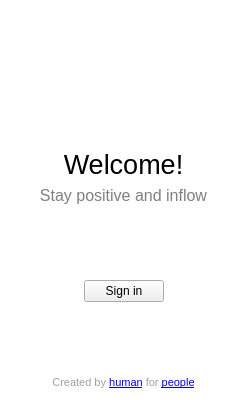
Old version of the form mainwindow.ui in the repository Amixp/flow.
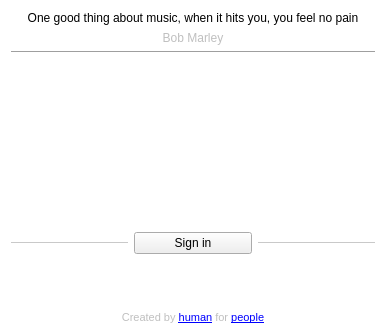
New version of the form. Icons and pictures are not drawn.

Commit message: Completely new design, system tray icon added with basic controls

The edit to the form file:
```diff
--- a/mainwindow.ui
+++ b/mainwindow.ui
@@ -6,8 +6,8 @@
    <rect>
     <x>0</x>
     <y>0</y>
-    <width>247</width>
-    <height>400</height>
+    <width>386</width>
+    <height>335</height>
    </rect>
   </property>
   <property name="windowTitle">
@@ -25,7 +25,53 @@
   <widget class="QWidget" name="centralWidget">
    <layout class="QVBoxLayout" name="verticalLayout">
     <item>
-     <spacer name="verticalSpacer_3">
+     <widget class="QLabel" name="label">
+      <property name="font">
+       <font>
+        <pointsize>9</pointsize>
+       </font>
+      </property>
+      <property name="styleSheet">
+       <string notr="true"/>
+      </property>
+      <property name="text">
+       <string>One good thing about music, when it hits you, you feel no pain</string>
+      </property>
+      <property name="alignment">
+       <set>Qt::AlignCenter</set>
+      </property>
+     </widget>
+    </item>
+    <item>
+     <widget class="QLabel" name="label_2">
+      <property name="font">
+       <font>
+        <italic>false</italic>
+       </font>
+      </property>
+      <property name="styleSheet">
+       <string notr="true">color: #BFBFBF</string>
+      </property>
+      <property name="text">
+       <string>Bob Marley</string>
+      </property>
+      <property name="alignment">
+       <set>Qt::AlignCenter</set>
+      </property>
+     </widget>
+    </item>
+    <item>
+     <widget class="Line" name="line_3">
+      <property name="styleSheet">
+       <string notr="true">color: rgb(201, 201, 201);</string>
+      </property>
+      <property name="orientation">
+       <enum>Qt::Horizontal</enum>
+      </property>
+     </widget>
+    </item>
+    <item>
+     <spacer name="verticalSpacer_4">
       <property name="orientation">
        <enum>Qt::Vertical</enum>
       </property>
@@ -95,39 +141,6 @@
       </item>
      </layout>
     </item>
-    <item>
-     <widget class="QLabel" name="label">
-      <property name="font">
-       <font>
-        <pointsize>20</pointsize>
-       </font>
-      </property>
-      <property name="text">
-       <string>Welcome!</string>
-      </property>
-      <property name="alignment">
-       <set>Qt::AlignCenter</set>
-      </property>
-     </widget>
-    </item>
-    <item>
-     <widget class="QLabel" name="label_2">
-      <property name="font">
-       <font>
-        <pointsize>12</pointsize>
-       </font>
-      </property>
-      <property name="styleSheet">
-       <string notr="true">color: rgb(128, 128, 128);</string>
-      </property>
-      <property name="text">
-       <string>Stay positive and inflow</string>
-      </property>
-      <property name="alignment">
-       <set>Qt::AlignCenter</set>
-      </property>
-     </widget>
-    </item>
     <item>
      <spacer name="verticalSpacer">
       <property name="orientation">
@@ -144,17 +157,17 @@
     <item>
      <layout class="QHBoxLayout" name="horizontalLayout">
       <item>
-       <spacer name="horizontalSpacer_3">
+       <widget class="Line" name="line">
+        <property name="styleSheet">
+         <string notr="true">color: rgb(201, 201, 201);</string>
+        </property>
+        <property name="frameShadow">
+         <enum>QFrame::Plain</enum>
+        </property>
         <property name="orientation">
          <enum>Qt::Horizontal</enum>
         </property>
-        <property name="sizeHint" stdset="0">
-         <size>
-          <width>0</width>
-          <height>0</height>
-         </size>
-        </property>
-       </spacer>
+       </widget>
       </item>
       <item>
        <widget class="QPushButton" name="signInButton">
@@ -172,17 +185,17 @@
        </widget>
       </item>
       <item>
-       <spacer name="horizontalSpacer_4">
+       <widget class="Line" name="line_2">
+        <property name="styleSheet">
+         <string notr="true">color: rgb(201, 201, 201);</string>
+        </property>
+        <property name="frameShadow">
+         <enum>QFrame::Plain</enum>
+        </property>
         <property name="orientation">
          <enum>Qt::Horizontal</enum>
         </property>
-        <property name="sizeHint" stdset="0">
-         <size>
-          <width>0</width>
-          <height>0</height>
-         </size>
-        </property>
-       </spacer>
+       </widget>
       </item>
      </layout>
     </item>
@@ -207,7 +220,7 @@
        </font>
       </property>
       <property name="styleSheet">
-       <string notr="true">color: rgb(160, 160, 160);</string>
+       <string notr="true">color: #BFBFBF</string>
       </property>
       <property name="text">
        <string>&lt;html&gt;&lt;head/&gt;&lt;body&gt;&lt;p&gt;Created by &lt;a href=&quot;http://vk.com/decent_will&quot;&gt;&lt;span style=&quot; text-decoration: underline; color:#0000ff;&quot;&gt;human&lt;/span&gt;&lt;/a&gt; for &lt;a href=&quot;https://github.com/adikanchukov/flow&quot;&gt;&lt;span style=&quot; text-decoration: underline; color:#0000ff;&quot;&gt;people&lt;/span&gt;&lt;/a&gt;&lt;/p&gt;&lt;/body&gt;&lt;/html&gt;</string>
```
The commit also changes 6 other files.
